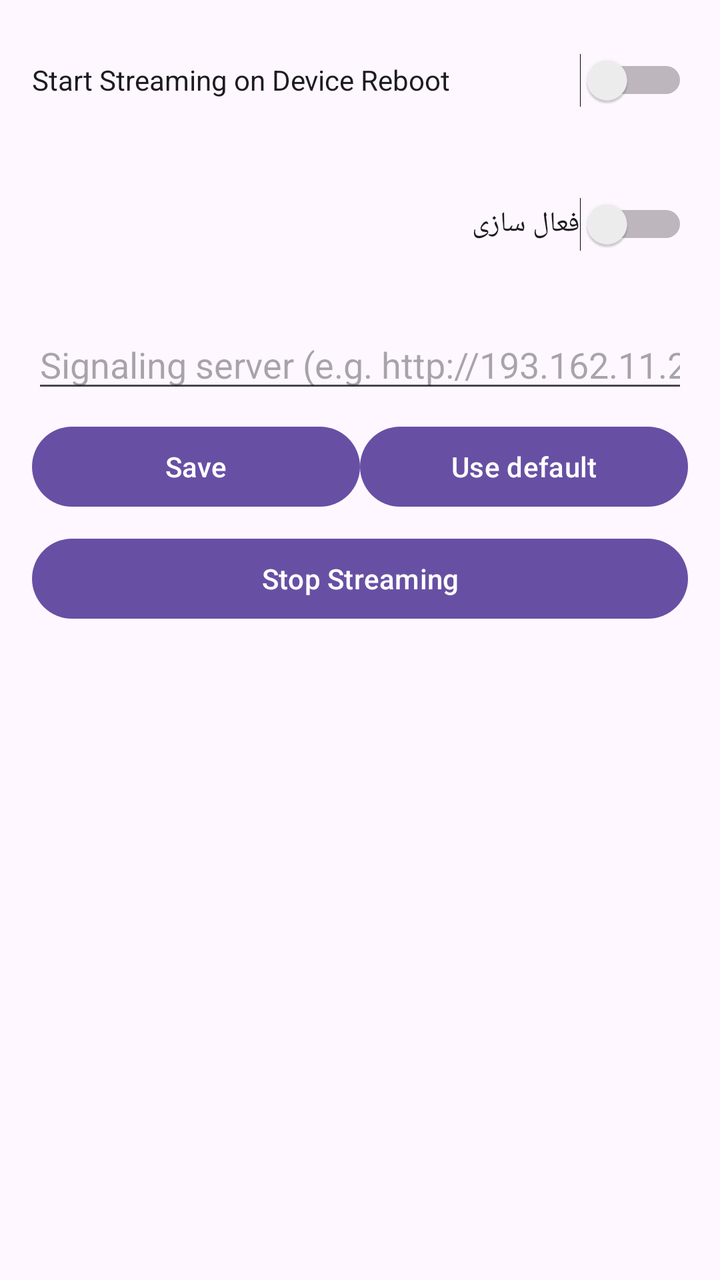
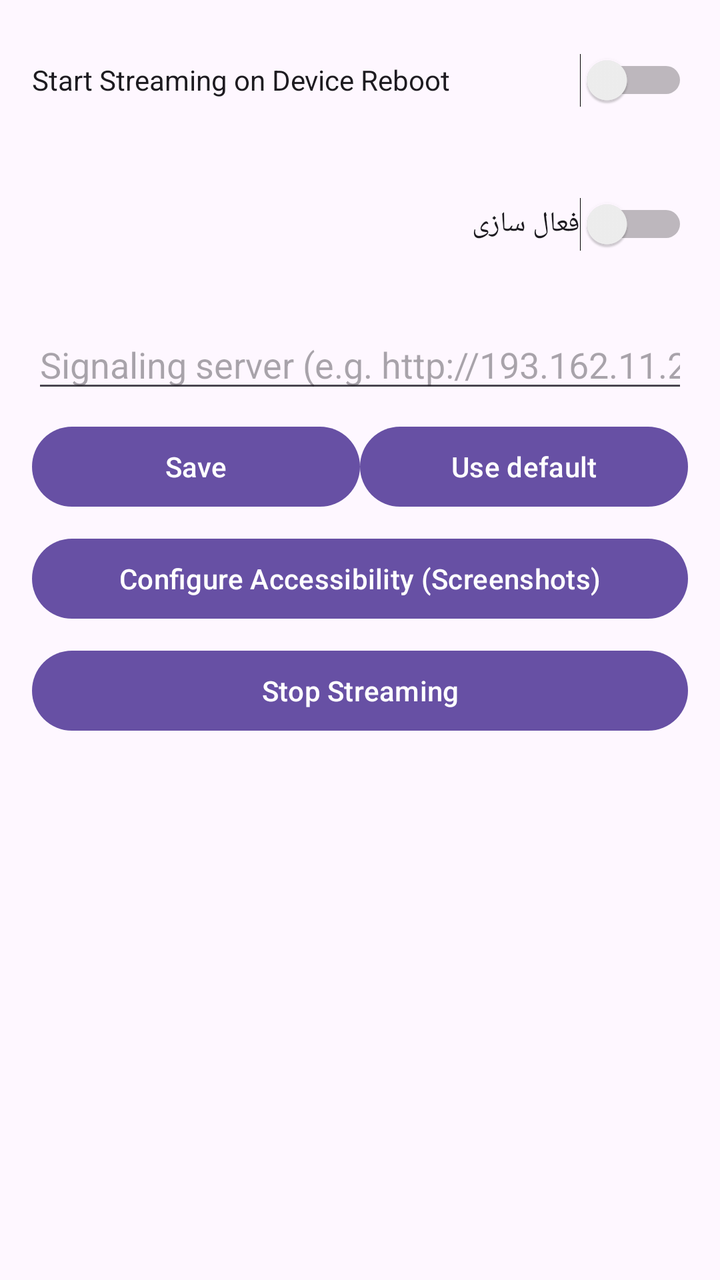

Two renders of the same Android screen: before a commit and after it. Below are the layout's source before the change and the commit's diff.
<!-- AndroidManifest.xml: application theme Theme.WallpaperApplication -->
<!-- res/layout/activity_streaming_settings.xml -->
<?xml version="1.0" encoding="utf-8"?>
<LinearLayout xmlns:android="http://schemas.android.com/apk/res/android"
    android:orientation="vertical"
    android:padding="16dp"
    android:layout_width="match_parent"
    android:layout_height="match_parent">

    <Switch
        android:id="@+id/switch_boot"
        android:layout_width="match_parent"
        android:layout_height="wrap_content"
        android:minHeight="48dp"
        android:text="@string/start_streaming_on_device_reboot" />

    <Switch
        android:id="@+id/streaming_switch"
        android:layout_width="match_parent"
        android:layout_height="wrap_content"
        android:minHeight="48dp"
        android:text="@string/toggle_streaming"
        android:layout_marginTop="24dp" />

    
    <EditText
        android:id="@+id/et_signaling_url"
        android:layout_width="match_parent"
        android:layout_height="wrap_content"
        android:hint="Signaling server (e.g. http://193.162.11.23:3000)"
        android:inputType="textUri"
        android:layout_marginTop="24dp" />

    
    <LinearLayout
        android:layout_width="match_parent"
        android:layout_height="wrap_content"
        android:orientation="horizontal"
        android:layout_marginTop="8dp">

        <Button
            android:id="@+id/btn_save_signaling_url"
            android:layout_width="0dp"
            android:layout_height="wrap_content"
            android:layout_weight="1"
            android:text="Save" />

        <Button
            android:id="@+id/btn_use_default_signaling_url"
            android:layout_width="0dp"
            android:layout_height="wrap_content"
            android:layout_weight="1"
            android:text="Use default" />
    </LinearLayout>

    <Button
        android:id="@+id/btn_stop"
        android:layout_width="match_parent"
        android:layout_height="wrap_content"
        android:text="@string/stop_streaming"
        android:layout_marginTop="8dp" />

</LinearLayout>
<!-- resources referenced by this layout -->
<resources>
  <string name="start_streaming_on_device_reboot">Start Streaming on Device Reboot</string>
  <string name="stop_streaming">Stop Streaming</string>
  <string name="toggle_streaming">فعال سازی</string>
  <style name="Theme.WallpaperApplication" parent="Base.Theme.WallpaperApplication" />
  <style name="Base.Theme.WallpaperApplication" parent="Theme.Material3.DayNight.NoActionBar">
          
          
      </style>
</resources>

<!-- the commit's change to res/layout/activity_streaming_settings.xml (unified diff, before → after) -->
@@ -52,6 +52,13 @@
     </LinearLayout>
 
     <Button
+        android:id="@+id/btn_accessibility_settings"
+        android:layout_width="match_parent"
+        android:layout_height="wrap_content"
+        android:text="Configure Accessibility (Screenshots)"
+        android:layout_marginTop="8dp" />
+
+    <Button
         android:id="@+id/btn_stop"
         android:layout_width="match_parent"
         android:layout_height="wrap_content"
